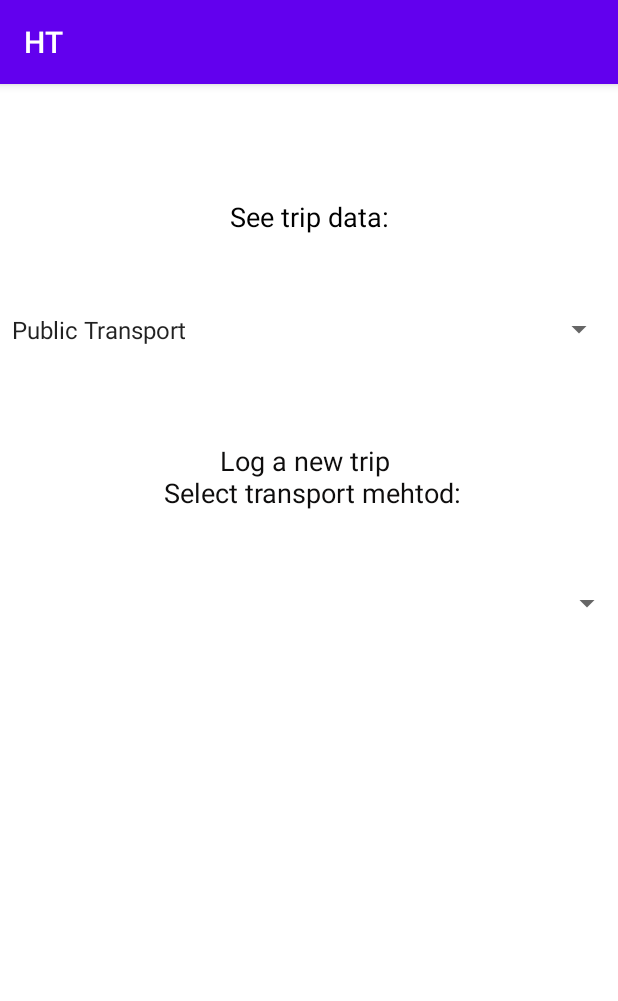
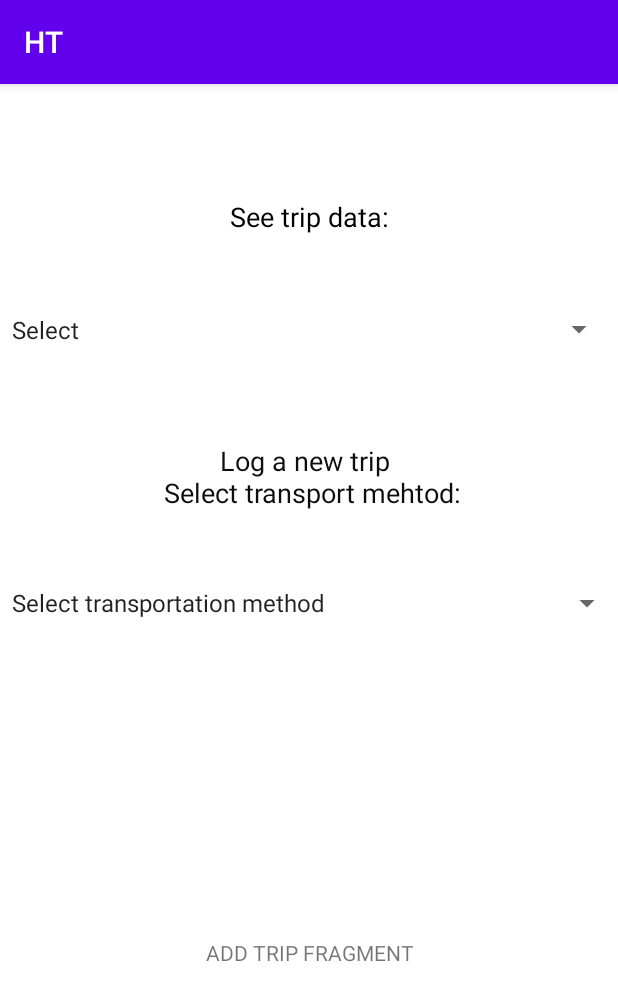
Before and after one commit to hems201/HT, an Android app: the MenuActivity screen opened directly, with no data from a screen before it, on a phone screen of 412 x 824 dp. Shown: the top 1001 px of the screen. Run offline under Robolectric (Android 15) with nearby library versions, the phone set to English and light mode, and no system bars.

Commit message:
MenuActivity 2.0

```diff
--- a/app/src/main/java/com/example/ht/MenuActivity.java
+++ b/app/src/main/java/com/example/ht/MenuActivity.java
@@ -29,6 +29,7 @@ public class MenuActivity extends AppCompatActivity {
         //TripDataSpinner set up
         Spinner tripDataSpinner = findViewById(R.id.tripDataSpinner);
         List<String> trip_data_list = new  ArrayList<>();
+        trip_data_list.add("Select");
         trip_data_list.add("Public Transport");
         trip_data_list.add("Car");
         trip_data_list.add("Flight");
@@ -40,12 +41,16 @@ public class MenuActivity extends AppCompatActivity {
         tripDataSpinner.setOnItemSelectedListener(new AdapterView.OnItemSelectedListener() {
             @Override
             public void onItemSelected(AdapterView<?> parent, View view, int position, long id) {
+                int pos = tripDataSpinner.getSelectedItemPosition();
+                if (pos >= 0) {
                     Fragment frag = new tripDataFragment();
                     FragmentManager manager = getSupportFragmentManager();
                     FragmentTransaction transaction = manager.beginTransaction();
-                transaction.replace(R.id.fragmentFrame, frag);
+                    transaction.replace(R.id.fragmentFrameMenu, frag);
                     transaction.commit();
-
+                } else {
+                    ///nothing?
+                }
             }
 
             @Override
@@ -57,21 +62,29 @@ public class MenuActivity extends AppCompatActivity {
         //AddTripSpinner set up
         Spinner addTripSpinner = findViewById(R.id. addTripSpinner);
         List<String> add_trip_list = new  ArrayList<>();
+        add_trip_list.add("Select transportation method");
         add_trip_list.add("Public Transport");
         add_trip_list.add("Car");
         add_trip_list.add("Flight");
         ArrayAdapter<String> spinnerAdapter3 = new ArrayAdapter<>(this, android.R.layout.simple_spinner_item,add_trip_list);
         spinnerAdapter3.setDropDownViewResource(android.R.layout.simple_spinner_dropdown_item);
-        tripDataSpinner.setAdapter(spinnerAdapter3);
+        addTripSpinner.setAdapter(spinnerAdapter3);
 
         addTripSpinner.setOnItemSelectedListener(new AdapterView.OnItemSelectedListener() {
             @Override
             public void onItemSelected(AdapterView<?> parent, View view, int position, long id) {
+
+                int pos = addTripSpinner.getSelectedItemPosition();
+
+                if (pos >= 0) {
                     Fragment frag = new addTripFragment();
                     FragmentManager manager = getSupportFragmentManager();
                     FragmentTransaction transaction = manager.beginTransaction();
-                transaction.replace(R.id.fragmentFrame, frag);
+                    transaction.replace(R.id.fragmentFrameMenu, frag);
                     transaction.commit();
+                } else {
+                    //do nothing?
+                }
 
             }
 
--- a/app/src/main/res/layout/activity_menu.xml
+++ b/app/src/main/res/layout/activity_menu.xml
@@ -56,4 +56,16 @@
         app:layout_constraintStart_toStartOf="parent"
         app:layout_constraintTop_toTopOf="parent"
         app:layout_constraintVertical_bias="0.331" />
+
+    <FrameLayout
+        android:id="@+id/fragmentFrameMenu"
+        android:layout_width="417dp"
+        android:layout_height="342dp"
+        app:layout_constraintBottom_toBottomOf="parent"
+        app:layout_constraintEnd_toEndOf="parent"
+        app:layout_constraintStart_toStartOf="parent"
+        app:layout_constraintTop_toTopOf="parent"
+        app:layout_constraintVertical_bias="0.958">
+
+    </FrameLayout>
 </androidx.constraintlayout.widget.ConstraintLayout>
--- a/app/src/main/res/layout/fragment_add_trip.xml
+++ b/app/src/main/res/layout/fragment_add_trip.xml
@@ -1,6 +1,18 @@
 <?xml version="1.0" encoding="utf-8"?>
 <androidx.constraintlayout.widget.ConstraintLayout
-    xmlns:android="http://schemas.android.com/apk/res/android" android:layout_width="match_parent"
+    xmlns:android="http://schemas.android.com/apk/res/android"
+    xmlns:app="http://schemas.android.com/apk/res-auto"
+    xmlns:tools="http://schemas.android.com/tools"
+    android:layout_width="match_parent"
     android:layout_height="match_parent">
 
+    <TextView
+        android:id="@+id/textView2"
+        android:layout_width="wrap_content"
+        android:layout_height="wrap_content"
+        android:text="ADD TRIP FRAGMENT"
+        app:layout_constraintBottom_toBottomOf="parent"
+        app:layout_constraintEnd_toEndOf="parent"
+        app:layout_constraintStart_toStartOf="parent"
+        app:layout_constraintTop_toTopOf="parent" />
 </androidx.constraintlayout.widget.ConstraintLayout>
```
Also changed, not shown: app/src/main/res/layout/fragment_trip_data.xml (+13 -1 lines). Lines whose indentation alone changed are shown as unchanged.
